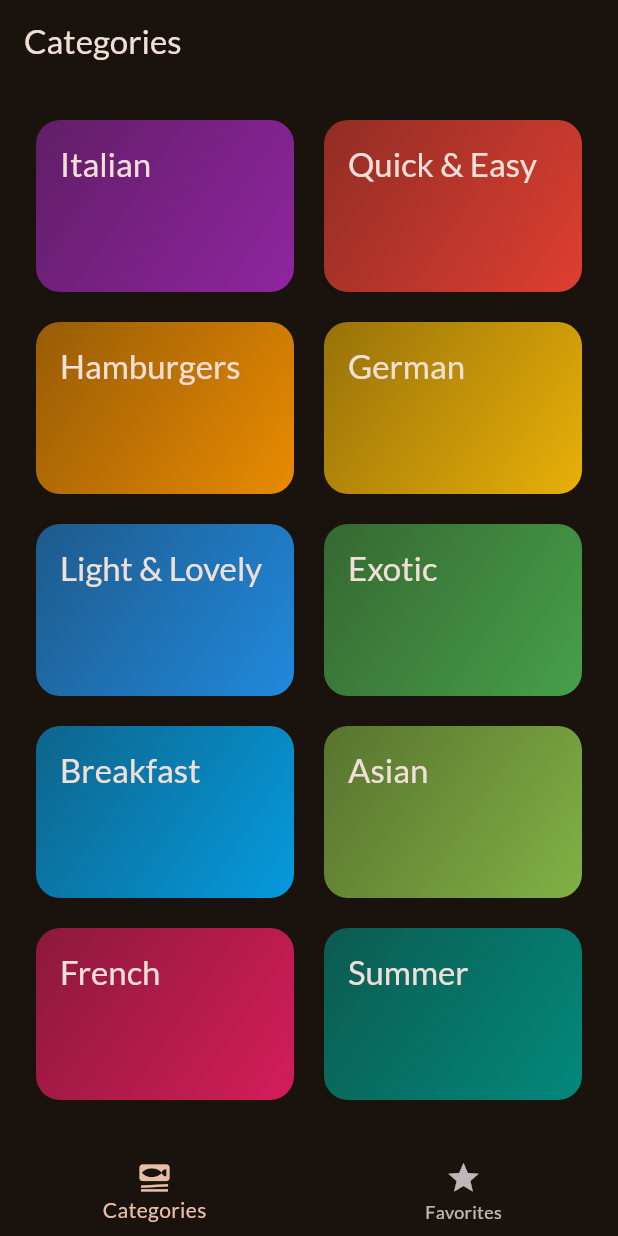
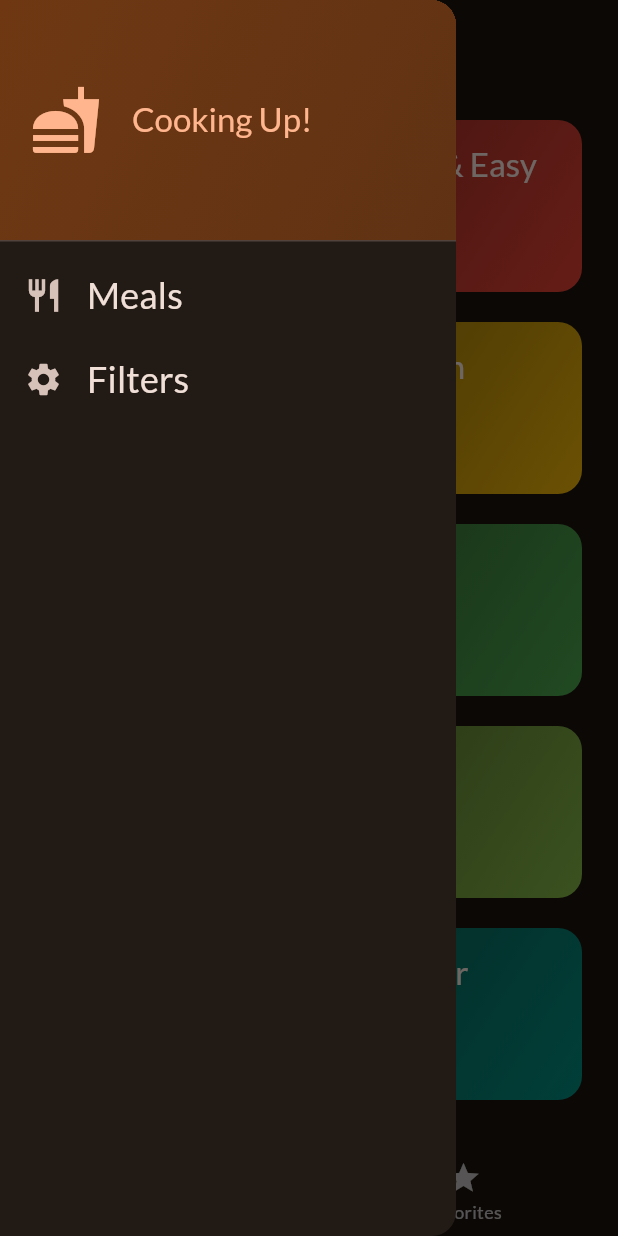
Before and after one commit to Aditya-Y-Git/meals, a Flutter app: the screen it shows after launch, with the side drawer open (before the commit the screen has no drawer), on a phone screen of 412 x 824 dp. Run offline on Flutter 3.47's test engine with Material 2 defaults, Android fonts, the phone set to English and light mode, and no system bars; our stand-ins replace google_fonts, transparent_image.

Commit message:
created side bar with meals and filters options

```diff
--- a/lib/screens/tabs.dart
+++ b/lib/screens/tabs.dart
@@ -2,6 +2,7 @@ import 'package:flutter/material.dart';
 import 'package:meals/models/meal.dart';
 import 'package:meals/screens/categories.dart';
 import 'package:meals/screens/meals.dart';
+import 'package:meals/widgets/main_drawer.dart';
 
 class TabsScreen extends StatefulWidget {
   const TabsScreen({super.key});
@@ -62,6 +63,7 @@ class _TabsScreenState extends State<TabsScreen> {
       appBar: AppBar(
         title: Text(activePageTitle),
       ),
+      drawer: const MainDrawer(),
       body: activePage,
       bottomNavigationBar: BottomNavigationBar(
         currentIndex: _currentIndex,
--- /dev/null
+++ b/lib/widgets/main_drawer.dart
@@ -0,0 +1,77 @@
+import 'package:flutter/material.dart';
+
+class MainDrawer extends StatelessWidget {
+  const MainDrawer({super.key});
+
+  @override
+  Widget build(BuildContext context) {
+    return Drawer(
+      child: Column(
+        children: [
+          DrawerHeader(
+            padding: const EdgeInsets.all(20),
+            decoration: BoxDecoration(
+              gradient: LinearGradient(
+                colors: [
+                  Theme.of(context).colorScheme.primaryContainer,
+                  Theme.of(context)
+                      .colorScheme
+                      .primaryContainer
+                      .withOpacity(0.8),
+                ],
+                begin: Alignment.topLeft,
+                end: Alignment.bottomRight,
+              ),
+            ),
+            child: Row(
+              children: [
+                Icon(
+                  Icons.fastfood,
+                  size: 48,
+                  color: Theme.of(context).colorScheme.primary,
+                ),
+                const SizedBox(
+                  width: 20,
+                ),
+                Text(
+                  "Cooking Up!",
+                  style: Theme.of(context).textTheme.titleLarge!.copyWith(
+                        color: Theme.of(context).colorScheme.primary,
+                      ),
+                ),
+              ],
+            ),
+          ),
+          ListTile(
+            onTap: () {},
+            leading: const Icon(
+              Icons.restaurant,
+              size: 26,
+            ),
+            title: Text(
+              "Meals",
+              style: Theme.of(context).textTheme.titleSmall!.copyWith(
+                    color: Theme.of(context).colorScheme.onBackground,
+                    fontSize: 24,
+                  ),
+            ),
+          ),
+          ListTile(
+            onTap: () {},
+            leading: const Icon(
+              Icons.settings,
+              size: 26,
+            ),
+            title: Text(
+              "Filters",
+              style: Theme.of(context).textTheme.titleSmall!.copyWith(
+                    color: Theme.of(context).colorScheme.onBackground,
+                    fontSize: 24,
+                  ),
+            ),
+          )
+        ],
+      ),
+    );
+  }
+}
```
